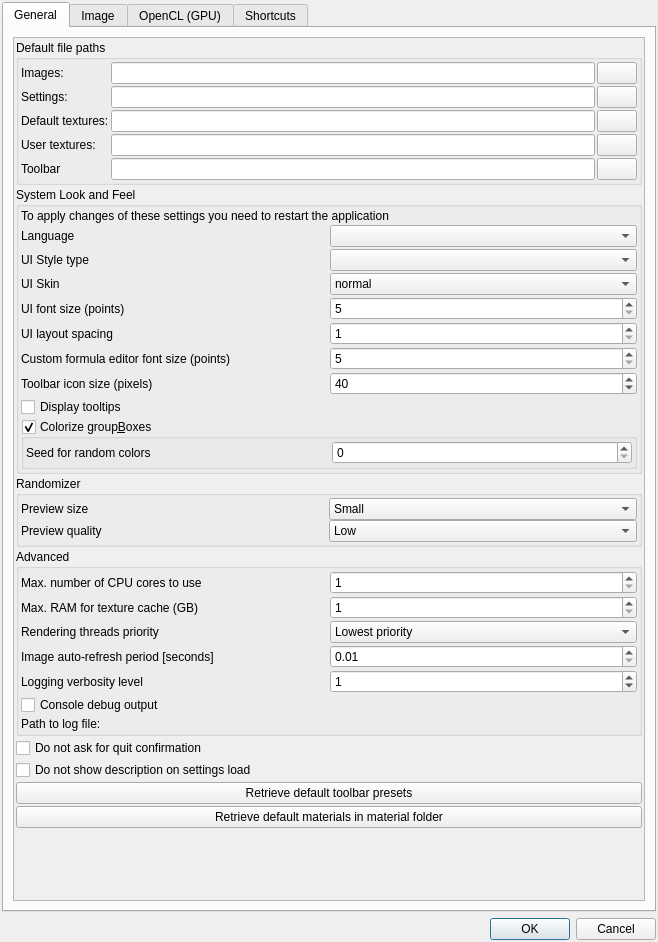
Qt form mandelbulber2/qt/preferences_dialog.ui (buddhi1980/mandelbulber2) before a commit.
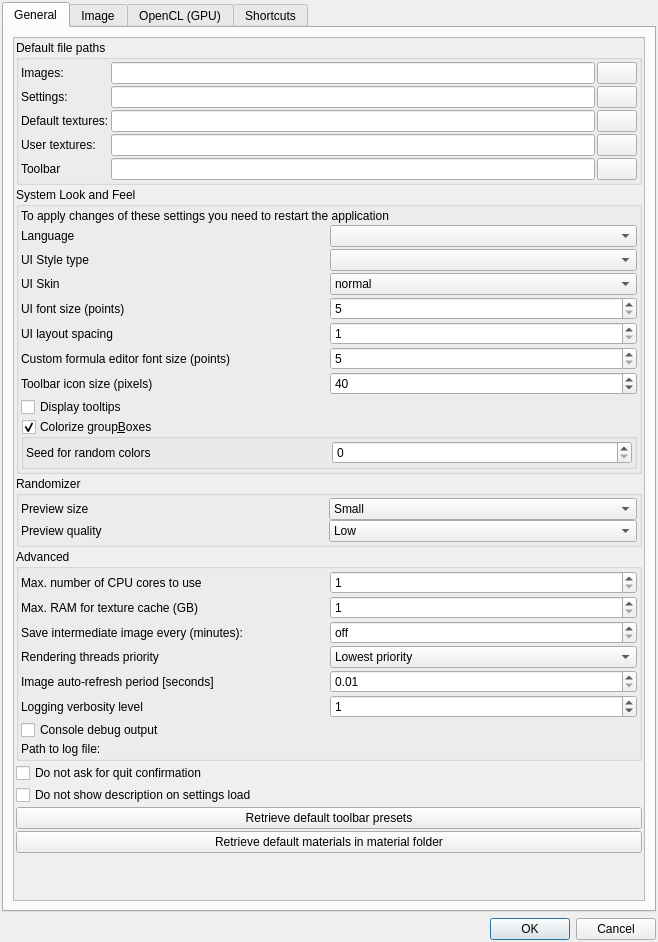
The same form after that commit. Icons and pictures are not drawn. Custom widgets are drawn as their Qt base class.

Commit message: feat: save intermediate images during long renders (#714)

```diff
--- a/mandelbulber2/qt/preferences_dialog.ui
+++ b/mandelbulber2/qt/preferences_dialog.ui
@@ -676,6 +676,29 @@
                   </property>
                  </widget>
                 </item>
+                <item row="2" column="0">
+                 <widget class="QLabel" name="label_render_autosave_interval_minutes">
+                  <property name="text">
+                   <string>Save intermediate image every (minutes):</string>
+                  </property>
+                 </widget>
+                </item>
+                <item row="2" column="1">
+                 <widget class="MySpinBox" name="spinboxInt_render_autosave_interval_minutes">
+                  <property name="toolTip">
+                   <string>&lt;p&gt;While a still image is rendering, saves the image rendered so far every given number of minutes, so a long render is not lost if it is interrupted. 0 turns it off.&lt;/p&gt;&lt;p&gt;Command line renders write &amp;lt;output name&amp;gt;_autosave next to the output file. Renders in the main window write &amp;lt;settings name&amp;gt;_autosave.png to the default image folder. The file is overwritten by each save and kept after the render finishes.&lt;/p&gt;</string>
+                  </property>
+                  <property name="specialValueText">
+                   <string>off</string>
+                  </property>
+                  <property name="minimum">
+                   <number>0</number>
+                  </property>
+                  <property name="maximum">
+                   <number>10000</number>
+                  </property>
+                 </widget>
+                </item>
                </layout>
               </item>
               <item>
```
Left out of the diff: 1 changed line with no effect on the pictures. The commit also changes 8 other files.
